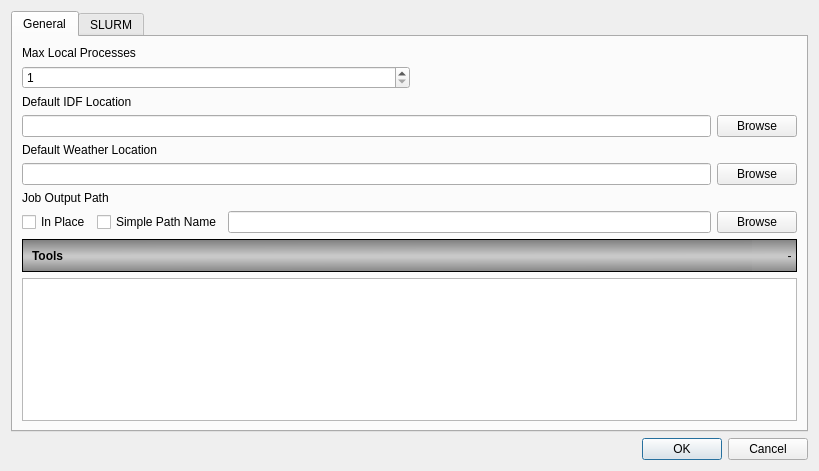
NREL/OpenStudio, file openstudiocore/src/runmanager/lib/Configuration.ui: the form before one commit.
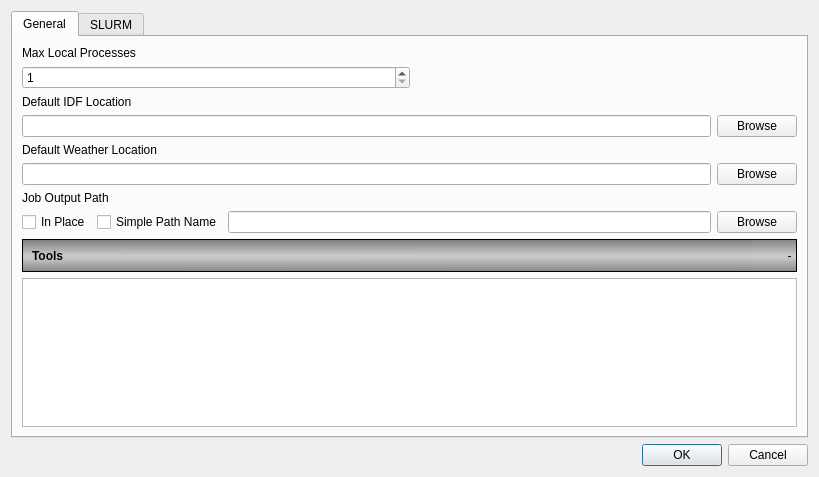
The form after the commit. Icons and pictures are not drawn.

Commit message: Updated build doc Also increased default RunManager Preferences window size to remove the scrollbar

```diff
--- a/openstudiocore/src/runmanager/lib/Configuration.ui
+++ b/openstudiocore/src/runmanager/lib/Configuration.ui
@@ -7,7 +7,7 @@
     <x>0</x>
     <y>0</y>
     <width>819</width>
-    <height>471</height>
+    <height>477</height>
    </rect>
   </property>
   <property name="windowTitle">
```
The commit also changes 1 other file.
